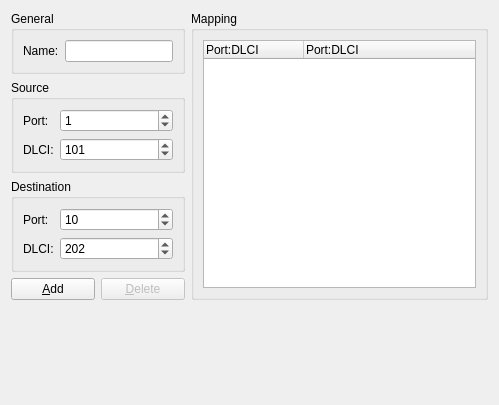
Above: gns3/modules/dynamips/ui/frame_relay_switch_configuration_page.ui from mpplab/MNSS before the change. Below: the same form after it.
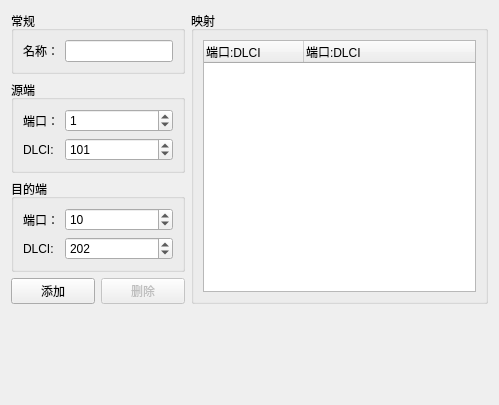
That is the form after the change.

Diff of the .ui file:
```diff
--- a/gns3/modules/dynamips/ui/frame_relay_switch_configuration_page.ui
+++ b/gns3/modules/dynamips/ui/frame_relay_switch_configuration_page.ui
@@ -17,13 +17,13 @@
    <item row="0" column="0" colspan="2">
     <widget class="QGroupBox" name="uiGeneralGroupBox">
      <property name="title">
-      <string>General</string>
+      <string>常规</string>
      </property>
      <layout class="QGridLayout" name="gridLayout">
       <item row="0" column="0">
        <widget class="QLabel" name="uiNameLabel">
         <property name="text">
-         <string>Name:</string>
+         <string>名称：</string>
         </property>
        </widget>
       </item>
@@ -36,7 +36,7 @@
    <item row="0" column="2" rowspan="4">
     <widget class="QGroupBox" name="uiFrameRelayMappingGroupBox">
      <property name="title">
-      <string>Mapping</string>
+      <string>映射</string>
      </property>
      <layout class="QVBoxLayout">
       <item>
@@ -52,12 +52,12 @@
         </property>
         <column>
          <property name="text">
-          <string>Port:DLCI</string>
+          <string>端口:DLCI</string>
          </property>
         </column>
         <column>
          <property name="text">
-          <string>Port:DLCI</string>
+          <string>端口:DLCI</string>
          </property>
         </column>
        </widget>
@@ -74,13 +74,13 @@
       </sizepolicy>
      </property>
      <property name="title">
-      <string>Source</string>
+      <string>源端</string>
      </property>
      <layout class="QGridLayout">
       <item row="0" column="0">
        <widget class="QLabel" name="uiSourcePortLabel">
         <property name="text">
-         <string>Port:</string>
+         <string>端口：</string>
         </property>
        </widget>
       </item>
@@ -138,13 +138,13 @@
       </sizepolicy>
      </property>
      <property name="title">
-      <string>Destination</string>
+      <string>目的端</string>
      </property>
      <layout class="QGridLayout">
       <item row="0" column="0">
        <widget class="QLabel" name="uiDestinationPortLabel">
         <property name="text">
-         <string>Port:</string>
+         <string>端口：</string>
         </property>
        </widget>
       </item>
@@ -196,7 +196,7 @@
    <item row="3" column="0">
     <widget class="QPushButton" name="uiAddPushButton">
      <property name="text">
-      <string>&amp;Add</string>
+      <string>添加</string>
      </property>
     </widget>
    </item>
@@ -206,7 +206,7 @@
       <bool>false</bool>
      </property>
      <property name="text">
-      <string>&amp;Delete</string>
+      <string>删除</string>
      </property>
     </widget>
    </item>
```
Left out of the diff: 2 changed lines with no effect on the pictures.
